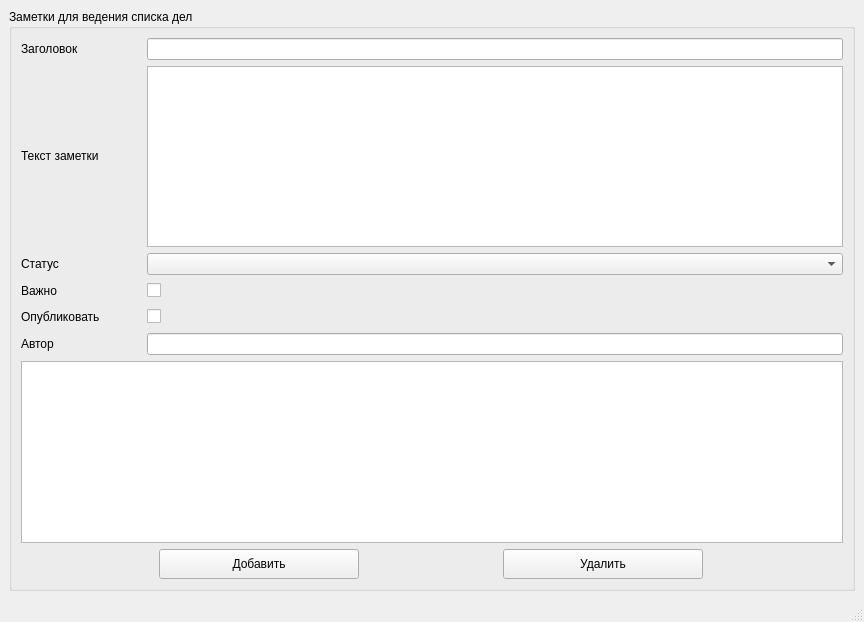
The window that exam/ui/db.ui (gyoscha/qt_project) describes before a commit, drawn with Qt 5.
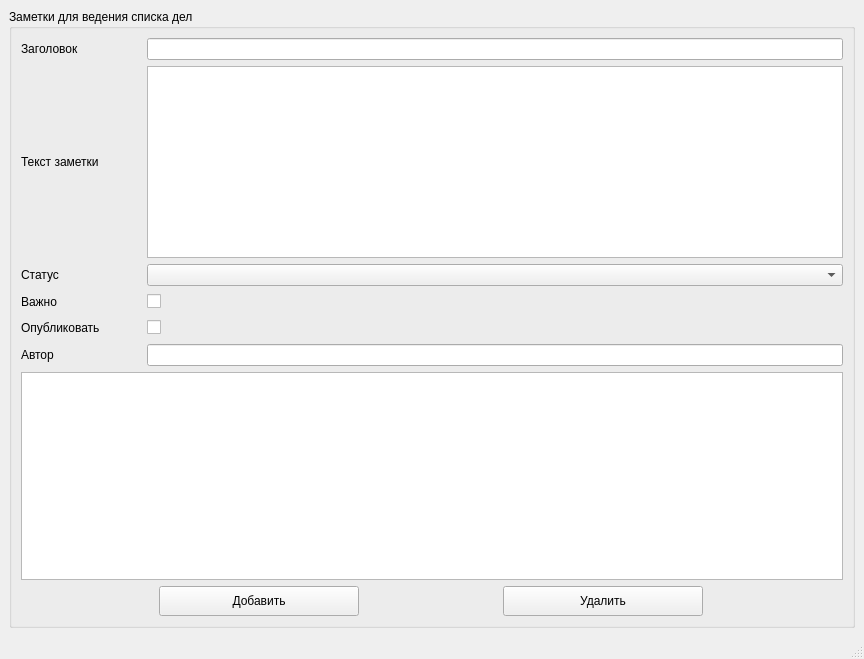
The same window after the commit.

Patch:
```diff
--- a/exam/ui/db.ui
+++ b/exam/ui/db.ui
@@ -7,7 +7,7 @@
     <x>0</x>
     <y>0</y>
     <width>864</width>
-    <height>622</height>
+    <height>659</height>
    </rect>
   </property>
   <property name="windowTitle">
```
